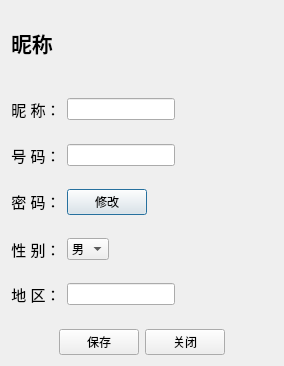
Old version of the form personalcenter.ui in the repository rayfung/tux-im-client.
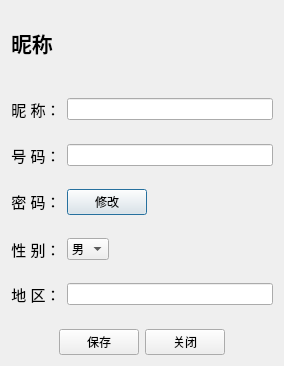
New version of the form. Icons and pictures are not drawn.

Patch:
```diff
--- a/personalcenter.ui
+++ b/personalcenter.ui
@@ -96,19 +96,6 @@
        <item>
         <widget class="QLineEdit" name="lineEditNickName"/>
        </item>
-       <item>
-        <spacer name="horizontalSpacer_5">
-         <property name="orientation">
-          <enum>Qt::Horizontal</enum>
-         </property>
-         <property name="sizeHint" stdset="0">
-          <size>
-           <width>40</width>
-           <height>20</height>
-          </size>
-         </property>
-        </spacer>
-       </item>
       </layout>
      </item>
      <item>
@@ -144,19 +131,6 @@
          </property>
         </widget>
        </item>
-       <item>
-        <spacer name="horizontalSpacer_2">
-         <property name="orientation">
-          <enum>Qt::Horizontal</enum>
-         </property>
-         <property name="sizeHint" stdset="0">
-          <size>
-           <width>40</width>
-           <height>20</height>
-          </size>
-         </property>
-        </spacer>
-       </item>
       </layout>
      </item>
      <item>
@@ -294,19 +268,6 @@
        <item>
         <widget class="QLineEdit" name="lineEditArea"/>
        </item>
-       <item>
-        <spacer name="horizontalSpacer_6">
-         <property name="orientation">
-          <enum>Qt::Horizontal</enum>
-         </property>
-         <property name="sizeHint" stdset="0">
-          <size>
-           <width>40</width>
-           <height>20</height>
-          </size>
-         </property>
-        </spacer>
-       </item>
       </layout>
      </item>
      <item>
```
